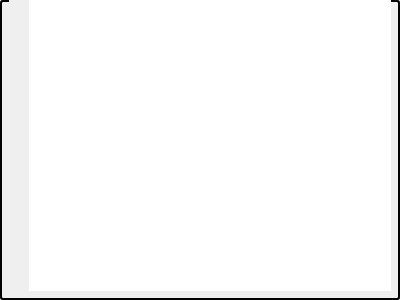
Old version of the form editorwidget.ui in the repository Deatrax/codenheimer.
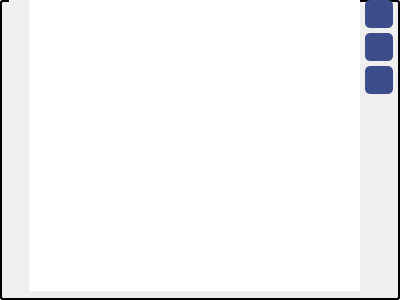
New version of the form.

```diff
--- a/editorwidget.ui
+++ b/editorwidget.ui
@@ -47,6 +47,9 @@
       <property name="topMargin">
        <number>0</number>
       </property>
+      <property name="rightMargin">
+       <number>7</number>
+      </property>
       <item>
        <widget class="QScrollArea" name="scrollArea">
         <property name="sizePolicy">
@@ -161,6 +164,132 @@
         </property>
        </widget>
       </item>
+      <item>
+       <widget class="QWidget" name="editorControlBox" native="true">
+        <property name="minimumSize">
+         <size>
+          <width>33</width>
+          <height>0</height>
+         </size>
+        </property>
+        <property name="maximumSize">
+         <size>
+          <width>33</width>
+          <height>16777215</height>
+         </size>
+        </property>
+        <property name="styleSheet">
+         <string notr="true">QWidget{
+	font-size:14px;
+	color: white;
+	border-radius:5px;
+}
+QPushButton{
+	background:#3D4D8C;
+}
+
+QPushButton:hover{
+	background:rgb(83, 101, 178);
+}</string>
+        </property>
+        <layout class="QVBoxLayout" name="verticalLayout">
+         <property name="spacing">
+          <number>5</number>
+         </property>
+         <property name="leftMargin">
+          <number>5</number>
+         </property>
+         <property name="topMargin">
+          <number>0</number>
+         </property>
+         <property name="rightMargin">
+          <number>0</number>
+         </property>
+         <property name="bottomMargin">
+          <number>0</number>
+         </property>
+         <item>
+          <widget class="QPushButton" name="editorSnippetSettingsButton">
+           <property name="minimumSize">
+            <size>
+             <width>28</width>
+             <height>28</height>
+            </size>
+           </property>
+           <property name="maximumSize">
+            <size>
+             <width>28</width>
+             <height>28</height>
+            </size>
+           </property>
+           <property name="toolTip">
+            <string>&lt;html&gt;&lt;head/&gt;&lt;body&gt;&lt;p&gt;edit this snippet's settings&lt;/p&gt;&lt;/body&gt;&lt;/html&gt;</string>
+           </property>
+           <property name="text">
+            <string/>
+           </property>
+          </widget>
+         </item>
+         <item>
+          <widget class="QPushButton" name="editorCopyButton">
+           <property name="minimumSize">
+            <size>
+             <width>28</width>
+             <height>28</height>
+            </size>
+           </property>
+           <property name="maximumSize">
+            <size>
+             <width>28</width>
+             <height>28</height>
+            </size>
+           </property>
+           <property name="toolTip">
+            <string>&lt;html&gt;&lt;head/&gt;&lt;body&gt;&lt;p&gt;copy the snippet code to clipboard&lt;/p&gt;&lt;/body&gt;&lt;/html&gt;</string>
+           </property>
+           <property name="text">
+            <string/>
+           </property>
+          </widget>
+         </item>
+         <item>
+          <widget class="QPushButton" name="editorSaveButton">
+           <property name="minimumSize">
+            <size>
+             <width>28</width>
+             <height>28</height>
+            </size>
+           </property>
+           <property name="maximumSize">
+            <size>
+             <width>28</width>
+             <height>28</height>
+            </size>
+           </property>
+           <property name="toolTip">
+            <string>&lt;html&gt;&lt;head/&gt;&lt;body&gt;&lt;p&gt;save snippet code&lt;/p&gt;&lt;/body&gt;&lt;/html&gt;</string>
+           </property>
+           <property name="text">
+            <string/>
+           </property>
+          </widget>
+         </item>
+         <item>
+          <spacer name="verticalSpacer">
+           <property name="orientation">
+            <enum>Qt::Vertical</enum>
+           </property>
+           <property name="sizeHint" stdset="0">
+            <size>
+             <width>20</width>
+             <height>40</height>
+            </size>
+           </property>
+          </spacer>
+         </item>
+        </layout>
+       </widget>
+      </item>
      </layout>
     </widget>
    </item>
```
